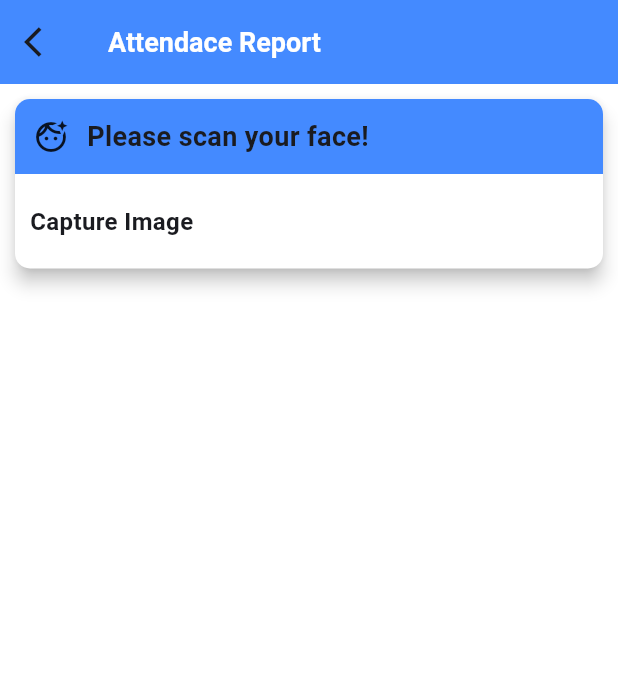
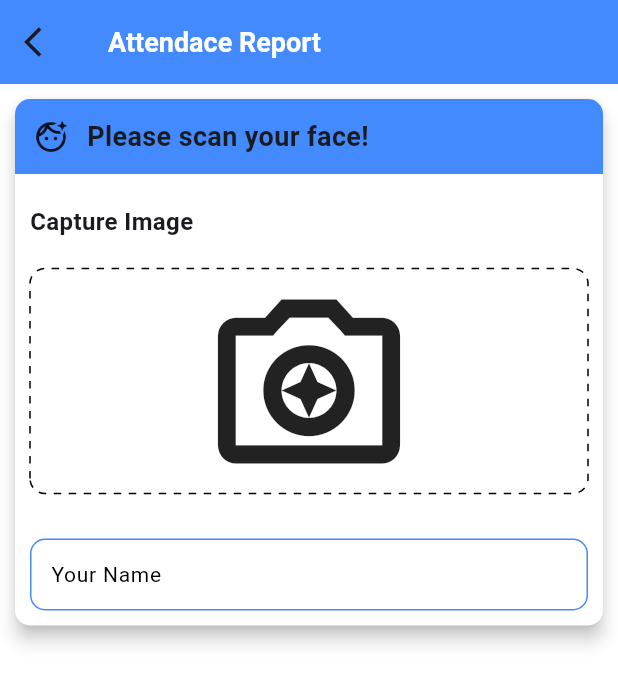
Before and after one commit to Khairunnyisa/attendance-app, a Flutter app: the screen it shows after launch, after a tap on "Attendance Report", on a phone screen of 412 x 824 dp. Shown: the top 684 px of the screen. Run offline on Flutter 3.47's test engine with Material 3 defaults, Android fonts, the phone set to English and light mode, and no system bars; drawn by our look-alikes of dotted_border; our stand-ins replace camera, cloud_firestore, firebase_core; missing offline and left inert: google_mlkit_face_detection; accounts and stored records are empty.

Commit message:
creating name tags field

```diff
--- a/lib/ui/attend/attendance.dart
+++ b/lib/ui/attend/attendance.dart
@@ -1,5 +1,9 @@
+import 'dart:io';
+
+import 'package:attendance_app/ui/attend/camera_screen.dart';
 import 'package:camera/camera.dart';
 import 'package:cloud_firestore/cloud_firestore.dart';
+import 'package:dotted_border/dotted_border.dart';
 import 'package:flutter/material.dart';
 
 class Attendance extends StatefulWidget {
@@ -99,6 +103,58 @@ class _AttendanceState extends State<Attendance> {
                   style: TextStyle(fontSize: 16, fontWeight: FontWeight.bold),
                 ),
               ),
+              // bikin sebuah objek biar bisa menerima gesture
+              // biar capture nya bisa di klik
+              GestureDetector(
+                onTap: () {
+                  Navigator.push(context,
+                      MaterialPageRoute(builder: (context) => CameraScreen()));
+                },
+                child: Container(
+                  margin: EdgeInsets.fromLTRB(
+                    10,
+                    0,
+                    10,
+                    20,
+                  ),
+                  width: size.width,
+                  height: 150,
+                  child: DottedBorder(
+                    radius: Radius.circular(10),
+                    borderType: BorderType.RRect,
+                    strokeWidth: 1,
+                    dashPattern: [5, 5],
+                    child: SizedBox.expand(
+                        child: FittedBox(
+                            child: image != null
+                                ? Image.file(
+                                    File(image!.path),
+                                    fit: BoxFit.cover,
+                                  )
+                                : Icon(Icons.camera_enhance_outlined))),
+                  ),
+                ),
+              ),
+              Padding(
+                padding: EdgeInsets.all(10),
+                child: TextField(
+                  textInputAction: TextInputAction.done,
+                  keyboardType: TextInputType.text,
+                  controller: controller,
+                  decoration: InputDecoration(
+                      contentPadding: EdgeInsets.symmetric(horizontal: 10),
+                      labelText: "Your Name",
+                      hintText: "Please type your name",
+                      hintStyle: TextStyle(fontSize: 14, color: Colors.grey),
+                      labelStyle: TextStyle(fontSize: 14, color: Colors.black),
+                      border: OutlineInputBorder(
+                          borderRadius: BorderRadius.circular(10),
+                          borderSide: BorderSide(color: Colors.blueAccent)),
+                      enabledBorder: OutlineInputBorder(
+                          borderRadius: BorderRadius.circular(10),
+                          borderSide: BorderSide(color: Colors.blueAccent))),
+                ),
+              )
             ],
           ),
         ),
```
